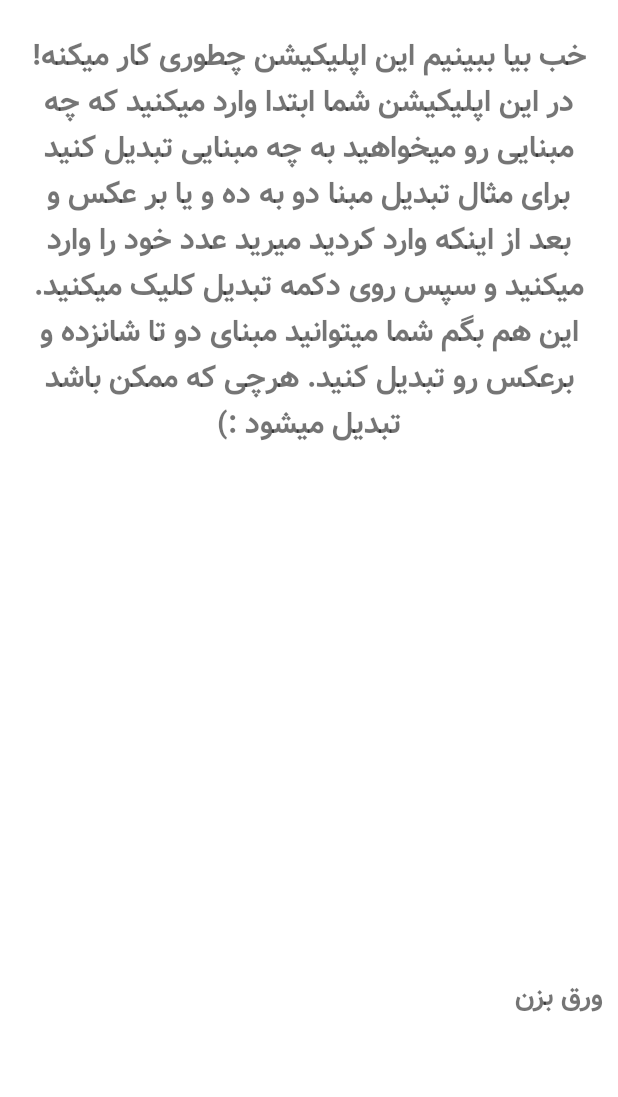
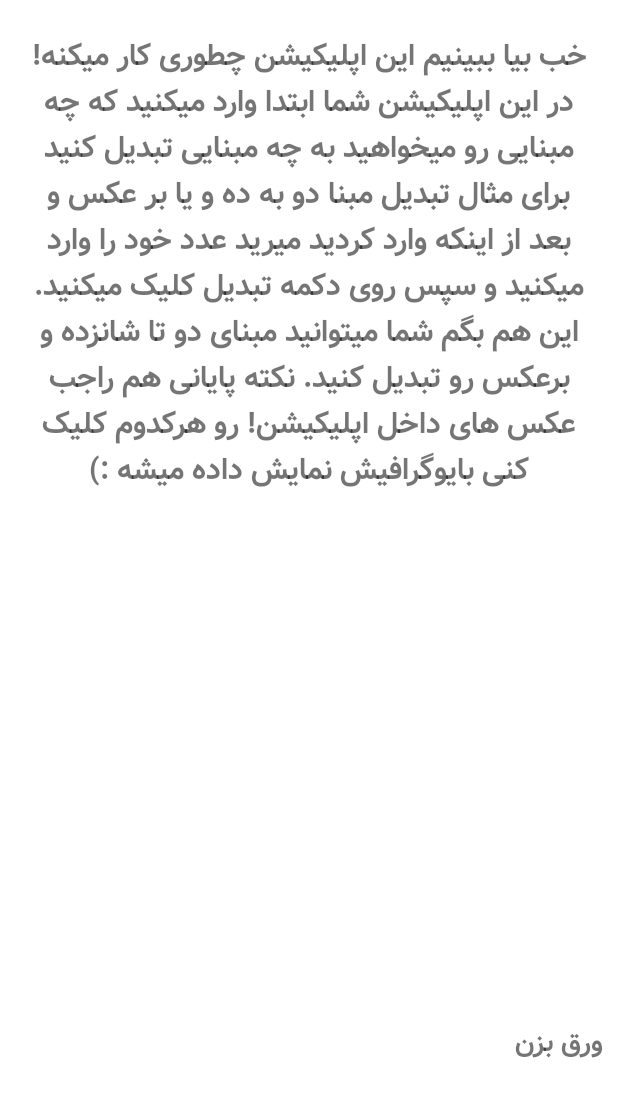
Before and after one commit to ElliotMigh/Convert-Base-Application, an Android app: the layout fragment_description_2.xml on its own in the app's theme, with its tools: preview values and no code run, on a phone screen of 412 x 824 dp. Shown: the top 1097 px of the screen. Run offline under Robolectric (Android 15) with nearby library versions, the phone set to English and light mode, and no system bars.

Commit message:
change string text description and set a new margin top to text view fragment description 1

```diff
--- a/app/src/main/res/layout/fragment_description_1.xml
+++ b/app/src/main/res/layout/fragment_description_1.xml
@@ -32,7 +32,7 @@
         android:textSize="18sp"
         android:textStyle="bold"
         android:layout_gravity="end"
-        android:layout_marginTop="10dp"
+        android:layout_marginTop="58dp"
         android:layout_marginEnd="10dp"
         android:text="ورق بزن "
         android:layout_width="wrap_content"
--- a/app/src/main/res/values/strings.xml
+++ b/app/src/main/res/values/strings.xml
@@ -1,5 +1,5 @@
 <resources>
     <string name="app_name">Convert Bases</string>
     <string name="description_text_1">خب سلام.به اپلیکیشن تبدیل مبنا ها خوش آمدید.اگر نمیدانید این اپلیکیشن چیست و چه قابلیت هایی دارد باید بگم همانطور که از اسمش پیداست این اپلیکیشن عدد در واحد یه مبنای خاص میگیرد و آن عدد را به یک مبنای دیگری میبرد.اگر سن شما کمتر از سن دانشجویی است باید بگم که کاملا طبیعی است که در مورد مبناها ندونید و این مبحث رو شما در دانشگاه یاد میگیرید. راستی به عنوان اپلیکیشن تقلب هم میتونید استفاده کنید :)</string>
-    <string name="description_text_2">خب بیا ببینیم این اپلیکیشن چطوری کار میکنه! در این اپلیکیشن شما ابتدا وارد میکنید که چه مبنایی رو میخواهید به چه مبنایی تبدیل کنید برای مثال تبدیل مبنا دو به ده و یا بر عکس و بعد از اینکه وارد کردید میرید عدد خود را وارد میکنید و سپس روی دکمه تبدیل کلیک میکنید. این هم بگم شما میتوانید مبنای دو تا شانزده و برعکس رو تبدیل کنید. هرچی که ممکن باشد تبدیل میشود :)</string>
+    <string name="description_text_2">خب بیا ببینیم این اپلیکیشن چطوری کار میکنه! در این اپلیکیشن شما ابتدا وارد میکنید که چه مبنایی رو میخواهید به چه مبنایی تبدیل کنید برای مثال تبدیل مبنا دو به ده و یا بر عکس و بعد از اینکه وارد کردید میرید عدد خود را وارد میکنید و سپس روی دکمه تبدیل کلیک میکنید. این هم بگم شما میتوانید مبنای دو تا شانزده و برعکس رو تبدیل کنید. نکته پایانی هم راجب عکس های داخل اپلیکیشن! رو هرکدوم کلیک کنی بایوگرافیش نمایش داده میشه :)</string>
 </resources>
```
